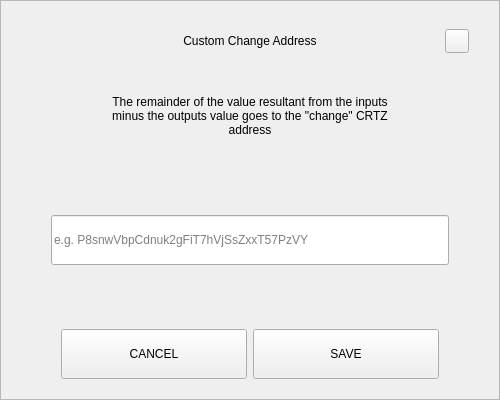
First picture: the form in src/qt/pivx/forms/sendchangeaddressdialog.ui, repository AltcoinBaggins/lil, before the edit.
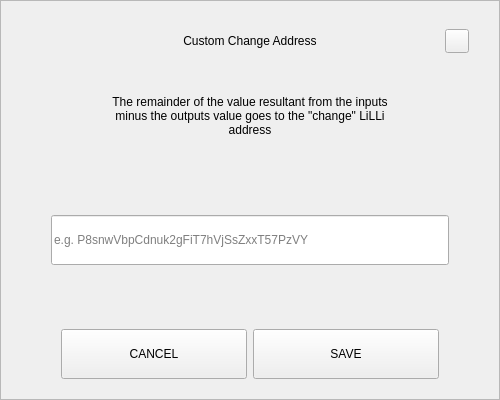
Second picture: the form after the edit.

```diff
--- a/src/qt/pivx/forms/sendchangeaddressdialog.ui
+++ b/src/qt/pivx/forms/sendchangeaddressdialog.ui
@@ -164,7 +164,7 @@
          </size>
         </property>
         <property name="text">
-         <string>The remainder of the value resultant from the inputs minus the outputs value goes to the &quot;change&quot; CRTZ address</string>
+         <string>The remainder of the value resultant from the inputs minus the outputs value goes to the &quot;change&quot; LiLLi address</string>
         </property>
         <property name="alignment">
          <set>Qt::AlignCenter</set>
```
